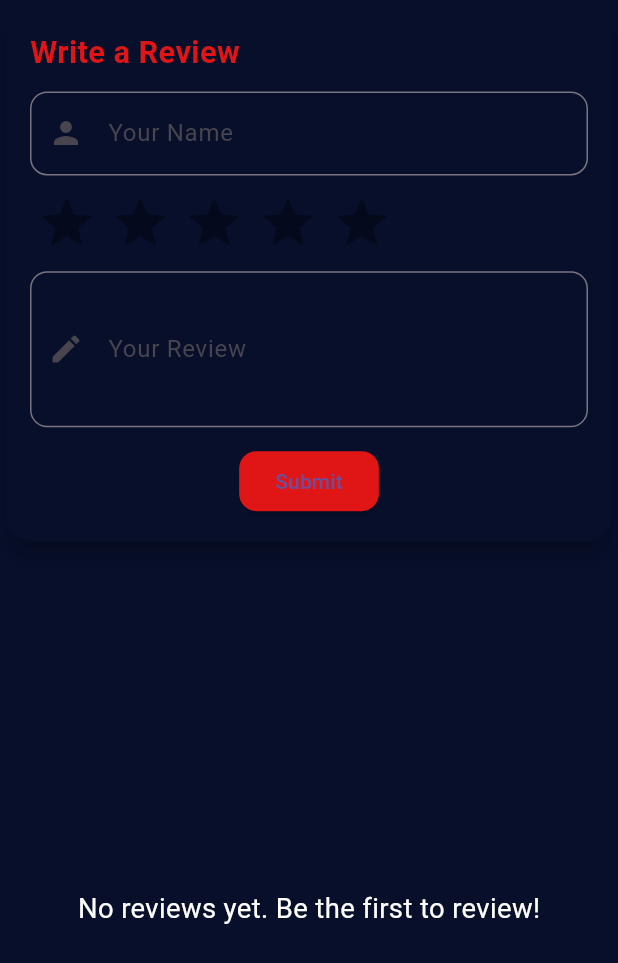
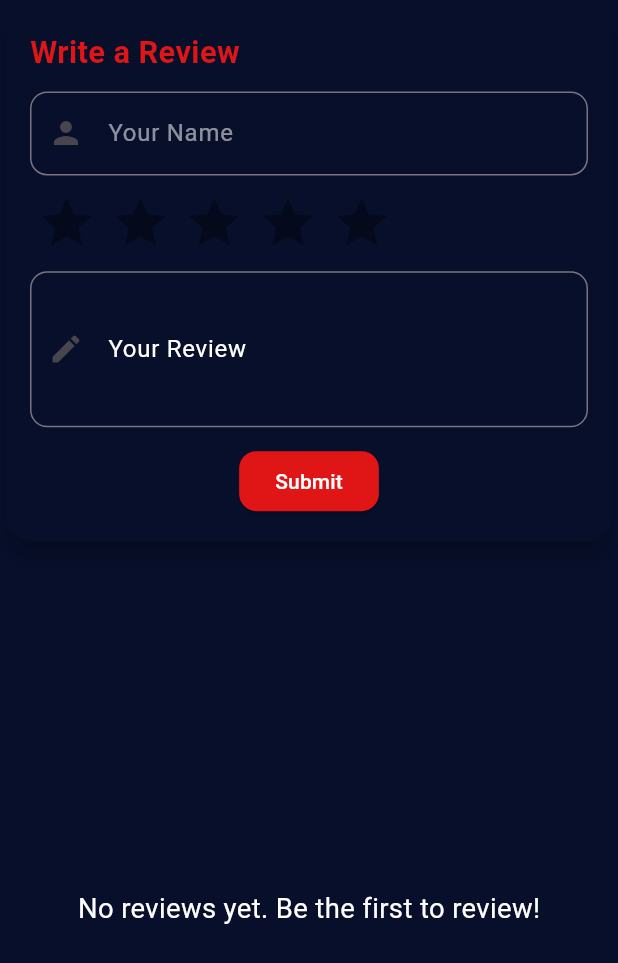
Before and after one commit to Omniamohamed02/internintellgence_movieapp, a Flutter app: the ReviewsPage screen opened directly, on a phone screen of 412 x 824 dp. Shown: the top 963 px of the screen. Run offline on Flutter 3.47's test engine with Material 3 defaults, Android fonts, the light colour scheme and no system bars; drawn by our look-alikes of flutter_rating_bar; our stand-ins replace carousel_slider, dio, firebase_core, flutter_screenutil, iconly, readmore; accounts and stored records are empty; network calls fail.

Commit message:
change color

```diff
--- a/lib/feature/presention/descrip/descripation_screen.dart
+++ b/lib/feature/presention/descrip/descripation_screen.dart
@@ -1,4 +1,5 @@
 import 'package:flutter/material.dart';
+import 'package:flutter_screenutil/flutter_screenutil.dart';
 import 'package:provider/provider.dart';
 
 import 'package:untitled1/feature/presention/descrip/widget/custom_image.dart';
@@ -48,7 +49,8 @@ class _DescripationScreenState extends State<DescripationScreen> {
           RowButtons(movie: widget.movie ),
           MovieDescription(description: widget.movie.description, ),
           Container(
-            height: MediaQuery.of(context).size.height * 0.7,
+            height:1000.h,
+            // height: MediaQuery.of(context).size.height * 0.7,
             width: double.infinity,
             child: CustomTabs(movie: widget.movie),
           ),
--- a/lib/feature/presention/descrip/widget/similiar_card.dart
+++ b/lib/feature/presention/descrip/widget/similiar_card.dart
@@ -24,7 +24,7 @@ class  SimiliarCard extends StatelessWidget {
             borderRadius: BorderRadius.circular(8.0.r),
             child: Image.network(
               'https://image.tmdb.org/t/p/w500${movie.posterPath}',
-              height: 200.h,
+              height: 150.h,
               width: double.infinity,
               fit: BoxFit.cover,
             ),
--- a/lib/feature/presention/descrip/widget/tabbar/custom_tabs.dart
+++ b/lib/feature/presention/descrip/widget/tabbar/custom_tabs.dart
@@ -52,7 +52,8 @@ class _CustomTabsState extends State<CustomTabs> with SingleTickerProviderStateM
             ),
 
           Container(
-            height: MediaQuery.of(context).size.height * 0.7,
+            height:1000.h,
+            // height: MediaQuery.of(context).size.height * 0.7,
             width: double.infinity,
             color:  Color(0xFF070F2B),
             child: TabBarView(
--- a/lib/feature/presention/descrip/widget/tabbar/review_tab.dart
+++ b/lib/feature/presention/descrip/widget/tabbar/review_tab.dart
@@ -64,10 +64,11 @@ class _ReviewsPageState extends State<ReviewsPage> {
             ),
             SizedBox(height: 10.h),
             TextField(
+              style:TextStyle(color: Colors.white54),
               controller: nameController,
               decoration: InputDecoration(
                 labelText: "Your Name",
-                fillColor: Colors.white,
+                labelStyle: TextStyle(color: Colors.white54),
                 prefixIcon: Icon(Icons.person),
                 border: OutlineInputBorder(
                   borderRadius: BorderRadius.circular(10.r),
@@ -94,10 +95,11 @@ class _ReviewsPageState extends State<ReviewsPage> {
             ),
             SizedBox(height: 10.h),
             TextField(
+              style:TextStyle(color: Colors.white),
               controller: reviewController,
               decoration: InputDecoration(
                 labelText: "Your Review",
-                fillColor:Colors.white,
+                labelStyle: TextStyle(color: Colors.white),
                 prefixIcon: Icon(Icons.edit),
                 border: OutlineInputBorder(
                   borderRadius: BorderRadius.circular(10.r),
@@ -115,7 +117,7 @@ class _ReviewsPageState extends State<ReviewsPage> {
                     borderRadius: BorderRadius.circular(10.r),
                   ),
                 ),
-                child: Text("Submit"),
+                child: Text("Submit",style: TextStyle(color: Colors.white),),
               ),
             ),
           ],
@@ -158,6 +160,7 @@ class _ReviewsPageState extends State<ReviewsPage> {
                         style: TextStyle(
                           fontWeight: FontWeight.bold,
                           fontSize: 16.sp,
+                          color: Colors.white
                         ),
                       ),
                       RatingBarIndicator(
@@ -175,7 +178,7 @@ class _ReviewsPageState extends State<ReviewsPage> {
                   SizedBox(height: 8.h),
                   Text(
                     review['review'],
-                    style: TextStyle(fontSize: 14.sp, color: Colors.black87),
+                    style: TextStyle(fontSize: 14.sp, color: Colors.white),
                   ),
                 ],
               ),
```
Also changed, not shown: lib/feature/presention/category_screen/widget/genre_card.dart (+6 -5 lines).
